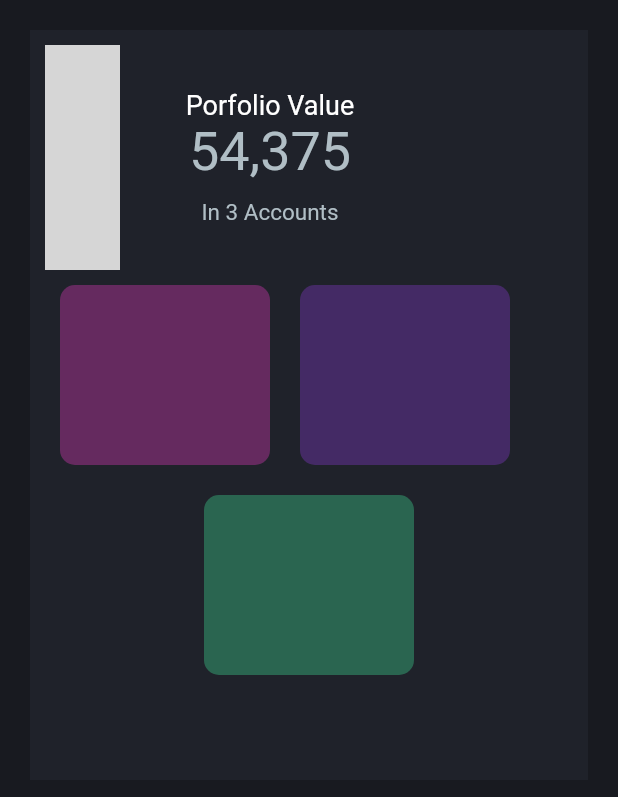
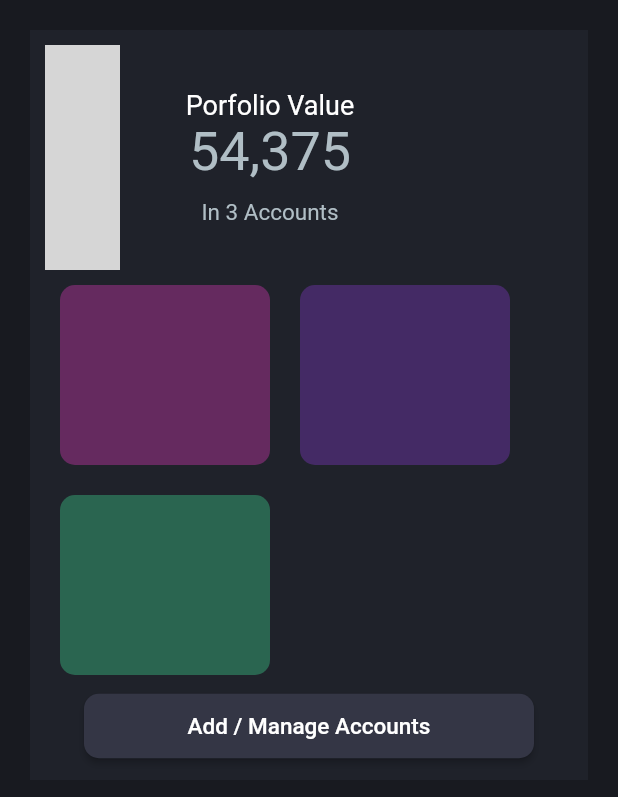
Before and after one commit to Fareed-Shah/Flutter_PaymentApp_UI, a Flutter app: the Balance_Screen screen opened directly, on a phone screen of 412 x 824 dp. Shown: the top 797 px of the screen. Run offline on Flutter 3.47's test engine with Material 2 defaults, Android fonts, the phone set to English and light mode, and no system bars; missing offline and left inert: dart:html; grey boxes are pictures that could not be loaded.

Commit message:
balance Screen

```diff
--- a/lib/main.dart
+++ b/lib/main.dart
@@ -21,7 +21,7 @@ class _MyAppState extends State<MyApp> {
   return const MaterialApp(
     debugShowCheckedModeBanner: false,
 
-    home:Open_Screen(),
+    home:Balance_Screen(),
 
   );
   }
--- a/lib/screens/balance_screen.dart
+++ b/lib/screens/balance_screen.dart
@@ -89,6 +89,8 @@ class _Balance_ScreenState extends State<Balance_Screen> {
         ],
       ),
 
+       Row(
+         children: [
            Container(
            margin: EdgeInsets.all(10),
            padding: EdgeInsets.all(10),
@@ -99,9 +101,29 @@ class _Balance_ScreenState extends State<Balance_Screen> {
             borderRadius: BorderRadius.circular(10),
              )
             ),
+           Container(
+           margin: EdgeInsets.all(10),
+           padding: EdgeInsets.all(10),
+           width: 140,
+           height: 120,
+           decoration: BoxDecoration(
+            //color: Color(0xff2A6550),
+            borderRadius: BorderRadius.circular(10),
+             )
+            ),
+         ],
+       ),
+          ElevatedButton(
+          onPressed: () {},
+          child: const Text('Add / Manage Accounts',style: TextStyle(fontSize: 15,color: Color(0xffFFFFFF)),),
+          style: ElevatedButton.styleFrom(
+              primary: Color(0xff343645),
+              fixedSize: const Size(300, 43),
+              shape: RoundedRectangleBorder(
+                  borderRadius: BorderRadius.circular(10))),
+             )
+        ],
 
-
-        ],
        ),
      )
    );
```
Lines whose indentation alone changed are shown as unchanged.
